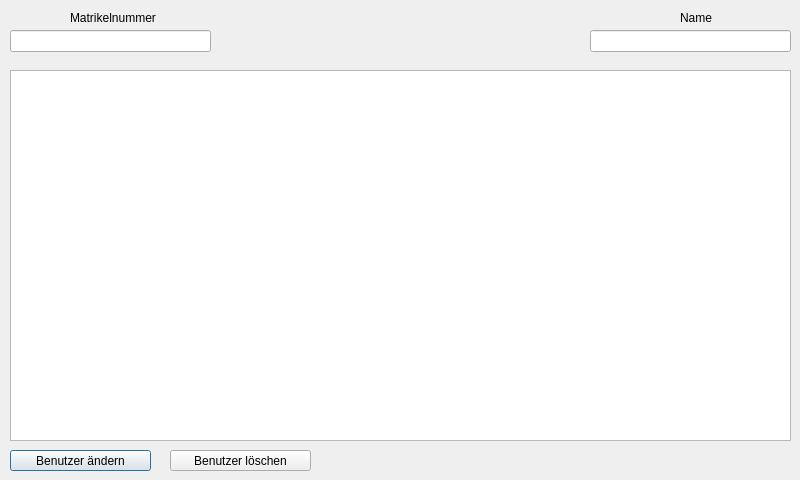
Old version of the form userdialog.ui in the repository Kopfwerk-Datensysteme/Power.Attendance.
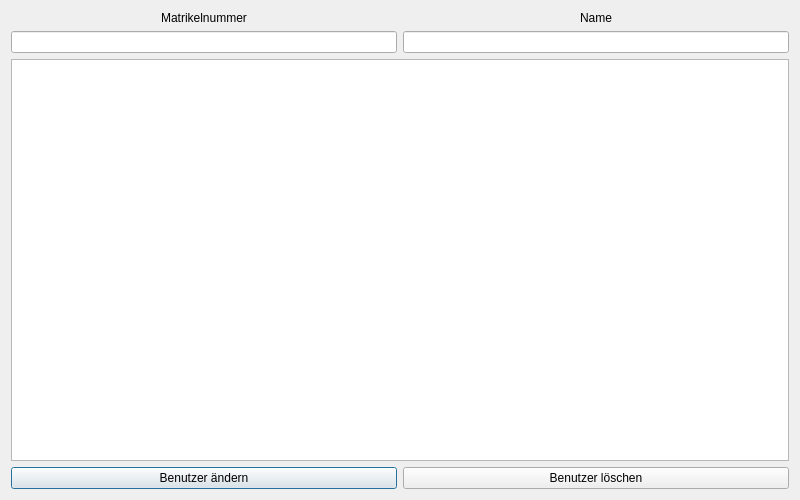
New version of the form.

Commit message: made user table view responsive

The edit to the form file:
```diff
--- a/userdialog.ui
+++ b/userdialog.ui
@@ -7,21 +7,55 @@
     <x>0</x>
     <y>0</y>
     <width>800</width>
-    <height>480</height>
+    <height>500</height>
    </rect>
   </property>
   <property name="windowTitle">
    <string>Benutzer-Dialog</string>
   </property>
+  <layout class="QGridLayout" name="gridLayout">
+   <item row="0" column="0">
+    <layout class="QVBoxLayout" name="verticalLayout_3">
+     <item>
+      <layout class="QHBoxLayout" name="horizontalLayout">
+       <item>
+        <layout class="QVBoxLayout" name="verticalLayout">
+         <item>
+          <widget class="QLabel" name="labelMatriculationNumber">
+           <property name="text">
+            <string>Matrikelnummer</string>
+           </property>
+           <property name="alignment">
+            <set>Qt::AlignCenter</set>
+           </property>
+          </widget>
+         </item>
+         <item>
+          <widget class="QLineEdit" name="lineEditMatriculationNumber"/>
+         </item>
+        </layout>
+       </item>
+       <item>
+        <layout class="QVBoxLayout" name="verticalLayout_2">
+         <item>
+          <widget class="QLabel" name="labelUserName">
+           <property name="text">
+            <string>Name</string>
+           </property>
+           <property name="alignment">
+            <set>Qt::AlignCenter</set>
+           </property>
+          </widget>
+         </item>
+         <item>
+          <widget class="QLineEdit" name="lineEditUserName"/>
+         </item>
+        </layout>
+       </item>
+      </layout>
+     </item>
+     <item>
   <widget class="QTableView" name="userTable">
-   <property name="geometry">
-    <rect>
-     <x>10</x>
-     <y>70</y>
-     <width>781</width>
-     <height>371</height>
-    </rect>
-   </property>
    <property name="alternatingRowColors">
     <bool>true</bool>
    </property>
@@ -29,78 +63,28 @@
     <bool>true</bool>
    </property>
   </widget>
+     </item>
+     <item>
+      <layout class="QHBoxLayout" name="horizontalLayout_2">
+       <item>
   <widget class="QPushButton" name="userModifyButton">
-   <property name="geometry">
-    <rect>
-     <x>10</x>
-     <y>450</y>
-     <width>141</width>
-     <height>21</height>
-    </rect>
-   </property>
    <property name="text">
     <string>Benutzer ändern</string>
    </property>
   </widget>
+       </item>
+       <item>
   <widget class="QPushButton" name="userDeleteButton">
-   <property name="geometry">
-    <rect>
-     <x>170</x>
-     <y>450</y>
-     <width>141</width>
-     <height>21</height>
-    </rect>
-   </property>
    <property name="text">
     <string>Benutzer löschen</string>
    </property>
   </widget>
-  <widget class="QLineEdit" name="lineEditMatriculationNumber">
-   <property name="geometry">
-    <rect>
-     <x>10</x>
-     <y>30</y>
-     <width>201</width>
-     <height>22</height>
-    </rect>
-   </property>
-  </widget>
-  <widget class="QLineEdit" name="lineEditUserName">
-   <property name="geometry">
-    <rect>
-     <x>590</x>
-     <y>30</y>
-     <width>201</width>
-     <height>22</height>
-    </rect>
-   </property>
-  </widget>
-  <widget class="QLabel" name="labelMatriculationNumber">
-   <property name="geometry">
-    <rect>
-     <x>70</x>
-     <y>10</y>
-     <width>111</width>
-     <height>16</height>
-    </rect>
-   </property>
-   <property name="text">
-    <string>Matrikelnummer</string>
-   </property>
-  </widget>
-  <widget class="QLabel" name="labelUserName">
-   <property name="geometry">
-    <rect>
-     <x>680</x>
-     <y>10</y>
-     <width>111</width>
-     <height>16</height>
-    </rect>
-   </property>
-   <property name="text">
-    <string>Name</string>
-   </property>
-  </widget>
+       </item>
+      </layout>
+     </item>
+    </layout>
+   </item>
+  </layout>
  </widget>
  <resources/>
  <connections/>
```
Lines whose indentation alone changed are shown as unchanged.
